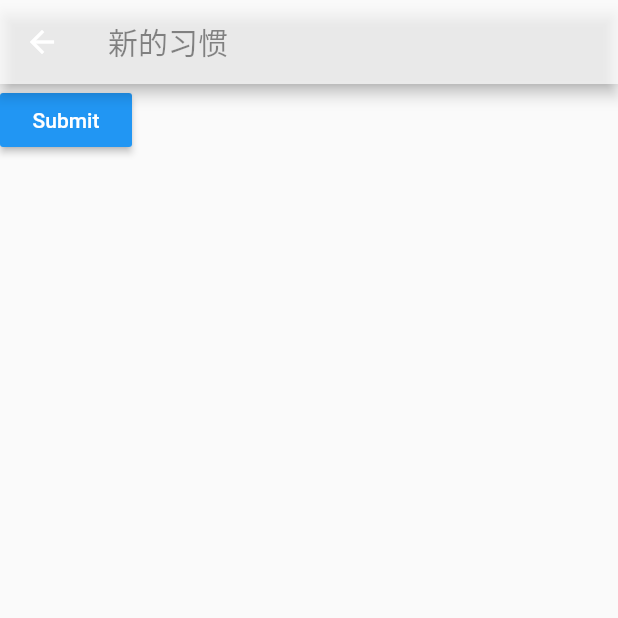
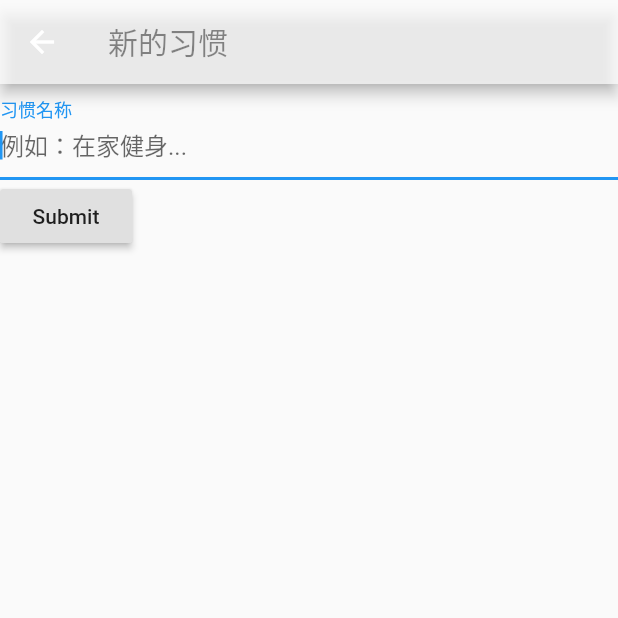
Before and after one commit to karally/life-app, a Flutter app: the screen it shows after launch, after a tap on the "add" icon, on a phone screen of 412 x 824 dp, the top half of it. Run offline on Flutter 3.47's test engine with Material 2 defaults, Android fonts, the phone set to English and light mode, and no system bars.

Commit message:
Add Habit form, skeleton UI

```diff
--- a/lib/add.dart
+++ b/lib/add.dart
@@ -1,7 +1,7 @@
 import 'package:flutter/material.dart';
 import 'app.dart';
 
-class AddHabitForm extends StatelessWidget {
+class AddHabit extends StatelessWidget {
   @override
   Widget build(BuildContext context) {
     return Scaffold(
@@ -12,26 +12,86 @@ class AddHabitForm extends StatelessWidget {
           ),
           backgroundColor: Colors.white70,
         ),
-        body: _buildBody(context)
+        body: AddHabitForm()
+    );
+  }
+}
+
+class AddHabitForm extends StatefulWidget {
+  @override
+  AddHabitFormState createState() {
+    return AddHabitFormState();
+  }
+}
+
+class AddHabitFormState extends State<AddHabitForm> {
+  // Create a global key that uniquely identifies the Form widget
+  // and allows validation of the form.
+  final _formKey = GlobalKey<FormState>();
+
+  // Create a text controller and use it to retrieve the current value
+  // of the TextField.
+  final textController = TextEditingController();
+
+  final InputDecoration titleDecor = InputDecoration(
+    hintText: "例如：在家健身...",
+    labelText: "习惯名称",
+  );
+
+  @override
+  void dispose() {
+    // Clean up the controller when the widget is disposed.
+    textController.dispose();
+    super.dispose();
+  }
+
+  TextFormField textInput(InputDecoration decoration) {
+    return TextFormField(
+      autofocus: true,
+      controller: textController,
+      decoration: decoration,
+      validator: (value) {
+        if (value.isEmpty) {
+          return 'Please enter some text';
+        }
+        return null;
+      },
     );
   }
 
-  Widget _buildBody(BuildContext context) {
+  RaisedButton submitButton() {
     return RaisedButton(
-      child: Text(
-        'Submit',
-        style: TextStyle(color: Colors.white),
-      ),
-      color: Colors.blue,
       onPressed: () {
+        if (_formKey.currentState.validate()) {
+          // If the form is valid
           HabitWidget habit = HabitWidget(
-          title: "aaa",
+            title: textController.text,
             counter: 0,
             streak: 0,
             streakUnit: "day",
           );
           Navigator.pop(context, habit);
+        } else {
+          Scaffold.of(context)
+              .showSnackBar(SnackBar(content: Text('Validation failed')));
+        }
       },
+      child: Text('Submit'),
+    );
+  }
+
+  @override
+  Widget build(BuildContext context) {
+    // Build a Form widget using the _formKey created above.
+    return Form(
+      key: _formKey,
+      child: Column(
+        crossAxisAlignment: CrossAxisAlignment.start,
+        children: <Widget>[
+          textInput(titleDecor),
+          submitButton(),
+        ],
+      ),
     );
   }
 }
--- a/lib/app.dart
+++ b/lib/app.dart
@@ -42,7 +42,7 @@ class _MyHomePageState extends State<MyHomePage> {
               onPressed: () async {
                 final HabitWidget habit = await Navigator.push(
                   context,
-                  MaterialPageRoute(builder: (context) => AddHabitForm())
+                  MaterialPageRoute(builder: (context) => AddHabit())
                 );
                 _addHabit(habit);
               },
```
Lines whose indentation alone changed are shown as unchanged.
